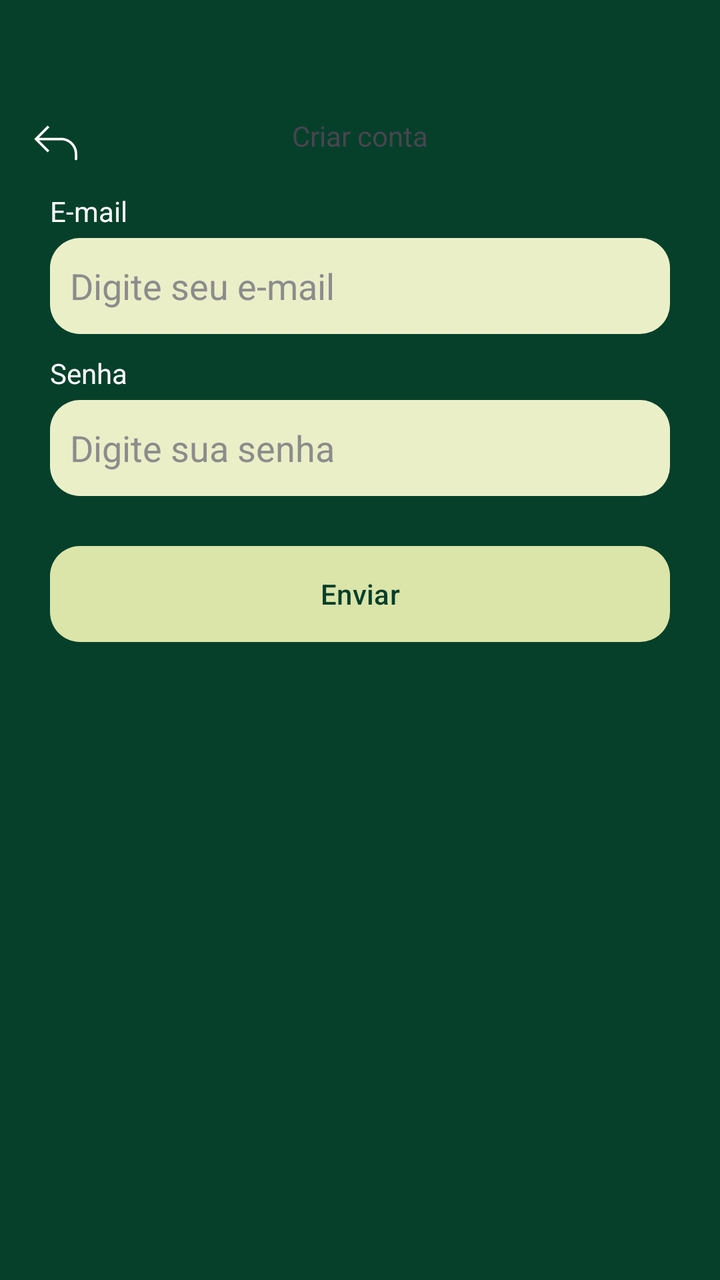
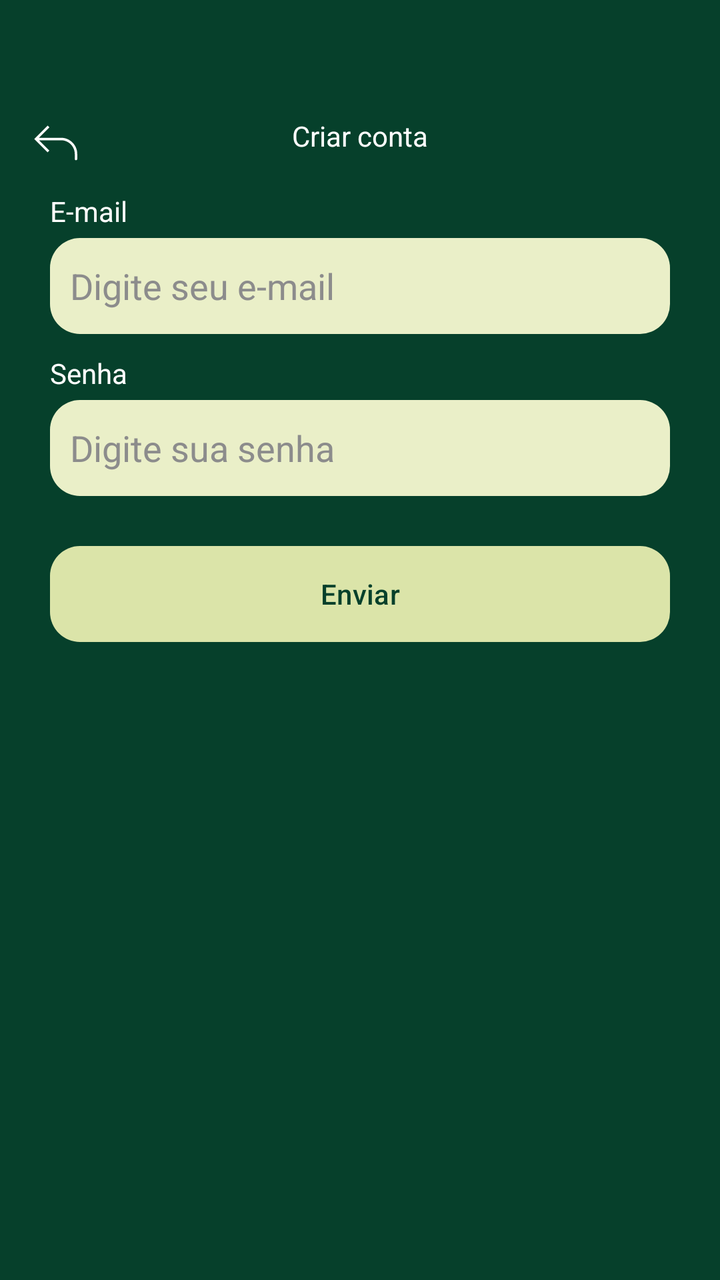

Two renders of the same Android screen: before a commit and after it. Below are the layout's source before the change and the commit's diff.
<!-- AndroidManifest.xml: application theme Theme.Task -->
<!-- res/layout/fragment_register.xml -->
<?xml version="1.0" encoding="utf-8"?>
<ScrollView xmlns:android="http://schemas.android.com/apk/res/android"
    xmlns:tools="http://schemas.android.com/tools"
    android:layout_width="match_parent"
    android:layout_height="match_parent"
    xmlns:app="http://schemas.android.com/apk/res-auto"
    tools:context=".ui.auth.RegisterFragment"
    android:fillViewport="true">

    <LinearLayout
        android:layout_width="match_parent"
        android:layout_height="wrap_content"
        android:orientation="vertical"
        android:id="@+id/linearLayout1">

        <com.google.android.material.appbar.MaterialToolbar
            android:layout_width="match_parent"
            android:layout_height="wrap_content"
            app:navigationIcon="@drawable/icback"
            android:paddingTop="40dp">

            <TextView
                android:layout_width="wrap_content"
                android:layout_height="wrap_content"
                android:text="Criar conta"
                android:textColorHint="@color/white"
                android:layout_gravity="center_horizontal"/>

        </com.google.android.material.appbar.MaterialToolbar>

    <LinearLayout
        android:id="@+id/linearLayout2"
        android:layout_width="match_parent"
        android:layout_height="wrap_content"
        android:orientation="vertical"
        android:layout_marginHorizontal="25dp">

        <TextView
            android:layout_width="wrap_content"
            android:layout_height="wrap_content"
            android:text="E-mail"
            android:textColor="@color/white"/>
        <EditText
            android:layout_width="match_parent"
            android:layout_height="48dp"
            android:hint="Digite seu e-mail"
            android:textColorHint="@color/cinza"
            android:background="@drawable/bg_edit_text"
            android:inputType="textEmailAddress"
            android:padding="10dp"
            android:layout_marginTop="4dp"/>
        <TextView
            android:layout_width="wrap_content"
            android:layout_height="wrap_content"
            android:text="Senha"
            android:textColor="@color/white"
            android:layout_marginTop="10dp"/>

        <EditText
            android:layout_width="match_parent"
            android:layout_height="48dp"
            android:inputType="textPassword"
            android:hint="Digite sua senha"
            android:textColorHint="@color/cinza"
            android:background="@drawable/bg_edit_text"
            android:padding="10dp"
            android:layout_marginTop="4dp"/>

        <com.google.android.material.button.MaterialButton
            android:layout_width="match_parent"
            android:layout_height="wrap_content"
            android:text="Enviar"
            android:background="@drawable/bg_btn"
            app:backgroundTint="@null"
            android:textColor="@color/color_default"
            android:layout_marginTop="25dp"/>
        <LinearLayout
            android:layout_width="match_parent"
            android:layout_height="wrap_content"
            android:orientation="horizontal"
            android:layout_marginTop="4dp">
        </LinearLayout>

        <ProgressBar
            android:id="@+id/progressBar"
            android:layout_width="wrap_content"
            android:layout_height="wrap_content"
            android:layout_marginTop="8dp"
            android:indeterminateTint="@color/white"
            android:visibility="invisible"
            tools:visibility="visible"
            android:layout_gravity="center"
            />

    </LinearLayout>
    </LinearLayout>
</ScrollView>
<!-- resources referenced by this layout -->
<resources>
  <color name="cinza">#8c8c8c</color>
  <color name="color_default">#06402B</color>
  <color name="white">#FFFFFFFF</color>
  <!-- drawable bg_btn (drawable) -->
  <?xml version="1.0" encoding="utf-8"?>
  <shape xmlns:android="http://schemas.android.com/apk/res/android"
      android:shape="rectangle">
  
      <solid android:color="@color/verde2"/>
      <corners android:radius="15dp"/>
  
  </shape>
  <!-- drawable bg_edit_text (drawable) -->
  <?xml version="1.0" encoding="utf-8"?>
  <shape xmlns:android="http://schemas.android.com/apk/res/android"
      android:shape="rectangle">
  
      <solid android:color="@color/verde3"/>
          <corners android:radius="15dp"/>
  
  </shape>
  <!-- drawable icback (drawable) -->
  <vector xmlns:android="http://schemas.android.com/apk/res/android" android:height="30dp" android:viewportHeight="24" android:viewportWidth="24" android:width="30dp">
        
      <path android:fillColor="#FFFFFF" android:pathData="M4,10L3.646,10.354L3.293,10L3.646,9.646L4,10ZM20.5,18C20.5,18.276 20.276,18.5 20,18.5C19.724,18.5 19.5,18.276 19.5,18L20.5,18ZM8.646,15.354L3.646,10.354L4.354,9.646L9.354,14.646L8.646,15.354ZM3.646,9.646L8.646,4.646L9.354,5.354L4.354,10.354L3.646,9.646ZM4,9.5L14,9.5L14,10.5L4,10.5L4,9.5ZM20.5,16L20.5,18L19.5,18L19.5,16L20.5,16ZM14,9.5C17.59,9.5 20.5,12.41 20.5,16L19.5,16C19.5,12.962 17.038,10.5 14,10.5L14,9.5Z"/>
      
  </vector>
  <style name="Theme.Task" parent="Base.Theme.Task" />
  <color name="verde2">#dbe4a9</color>
  <color name="verde3">#EAEFC8</color>
  <style name="Base.Theme.Task" parent="Theme.Material3.DayNight.NoActionBar">
          
          <item name="colorPrimary">@color/color_default</item>
          <item name="colorPrimaryVariant">@color/color_default</item> --&gt;
          <item name="android:windowBackground">@color/color_default</item>
  
      </style>
</resources>

<!-- the commit's change to res/layout/fragment_register.xml (unified diff, before → after) -->
@@ -16,82 +16,83 @@
         <com.google.android.material.appbar.MaterialToolbar
             android:layout_width="match_parent"
             android:layout_height="wrap_content"
-            app:navigationIcon="@drawable/icback"
-            android:paddingTop="40dp">
+            android:paddingTop="40dp"
+            app:navigationIcon="@drawable/icback">
 
             <TextView
                 android:layout_width="wrap_content"
                 android:layout_height="wrap_content"
+                android:layout_gravity="center_horizontal"
                 android:text="Criar conta"
-                android:textColorHint="@color/white"
-                android:layout_gravity="center_horizontal"/>
+                android:textColor="@color/white" />
 
         </com.google.android.material.appbar.MaterialToolbar>
 
-    <LinearLayout
-        android:id="@+id/linearLayout2"
-        android:layout_width="match_parent"
-        android:layout_height="wrap_content"
-        android:orientation="vertical"
-        android:layout_marginHorizontal="25dp">
-
-        <TextView
-            android:layout_width="wrap_content"
-            android:layout_height="wrap_content"
-            android:text="E-mail"
-            android:textColor="@color/white"/>
-        <EditText
-            android:layout_width="match_parent"
-            android:layout_height="48dp"
-            android:hint="Digite seu e-mail"
-            android:textColorHint="@color/cinza"
-            android:background="@drawable/bg_edit_text"
-            android:inputType="textEmailAddress"
-            android:padding="10dp"
-            android:layout_marginTop="4dp"/>
-        <TextView
-            android:layout_width="wrap_content"
-            android:layout_height="wrap_content"
-            android:text="Senha"
-            android:textColor="@color/white"
-            android:layout_marginTop="10dp"/>
-
-        <EditText
-            android:layout_width="match_parent"
-            android:layout_height="48dp"
-            android:inputType="textPassword"
-            android:hint="Digite sua senha"
-            android:textColorHint="@color/cinza"
-            android:background="@drawable/bg_edit_text"
-            android:padding="10dp"
-            android:layout_marginTop="4dp"/>
-
-        <com.google.android.material.button.MaterialButton
+        <LinearLayout
+            android:id="@+id/linearLayout2"
             android:layout_width="match_parent"
             android:layout_height="wrap_content"
-            android:text="Enviar"
-            android:background="@drawable/bg_btn"
-            app:backgroundTint="@null"
-            android:textColor="@color/color_default"
-            android:layout_marginTop="25dp"/>
-        <LinearLayout
-            android:layout_width="match_parent"
-            android:layout_height="wrap_content"
-            android:orientation="horizontal"
-            android:layout_marginTop="4dp">
+            android:layout_marginHorizontal="25dp"
+            android:orientation="vertical">
+
+            <TextView
+                android:layout_width="wrap_content"
+                android:layout_height="wrap_content"
+                android:text="E-mail"
+                android:textColor="@color/white" />
+
+            <EditText
+                android:layout_width="match_parent"
+                android:layout_height="48dp"
+                android:layout_marginTop="4dp"
+                android:background="@drawable/bg_edit_text"
+                android:hint="Digite seu e-mail"
+                android:inputType="textEmailAddress"
+                android:padding="10dp"
+                android:textColorHint="@color/cinza" />
+
+            <TextView
+                android:layout_width="wrap_content"
+                android:layout_height="wrap_content"
+                android:layout_marginTop="10dp"
+                android:text="Senha"
+                android:textColor="@color/white" />
+
+            <EditText
+                android:layout_width="match_parent"
+                android:layout_height="48dp"
+                android:layout_marginTop="4dp"
+                android:background="@drawable/bg_edit_text"
+                android:hint="Digite sua senha"
+                android:inputType="textPassword"
+                android:padding="10dp"
+                android:textColorHint="@color/cinza" />
+
+            <com.google.android.material.button.MaterialButton
+                android:layout_width="match_parent"
+                android:layout_height="wrap_content"
+                android:layout_marginTop="25dp"
+                android:background="@drawable/bg_btn"
+                android:text="Enviar"
+                android:textColor="@color/color_default"
+                app:backgroundTint="@null" />
+
+            <LinearLayout
+                android:layout_width="match_parent"
+                android:layout_height="wrap_content"
+                android:layout_marginTop="4dp"
+                android:orientation="horizontal"></LinearLayout>
+
+            <ProgressBar
+                android:id="@+id/progressBar"
+                android:layout_width="wrap_content"
+                android:layout_height="wrap_content"
+                android:layout_gravity="center"
+                android:layout_marginTop="8dp"
+                android:indeterminateTint="@color/white"
+                android:visibility="invisible"
+                tools:visibility="visible" />
+
         </LinearLayout>
-
-        <ProgressBar
-            android:id="@+id/progressBar"
-            android:layout_width="wrap_content"
-            android:layout_height="wrap_content"
-            android:layout_marginTop="8dp"
-            android:indeterminateTint="@color/white"
-            android:visibility="invisible"
-            tools:visibility="visible"
-            android:layout_gravity="center"
-            />
-
-    </LinearLayout>
     </LinearLayout>
 </ScrollView>
